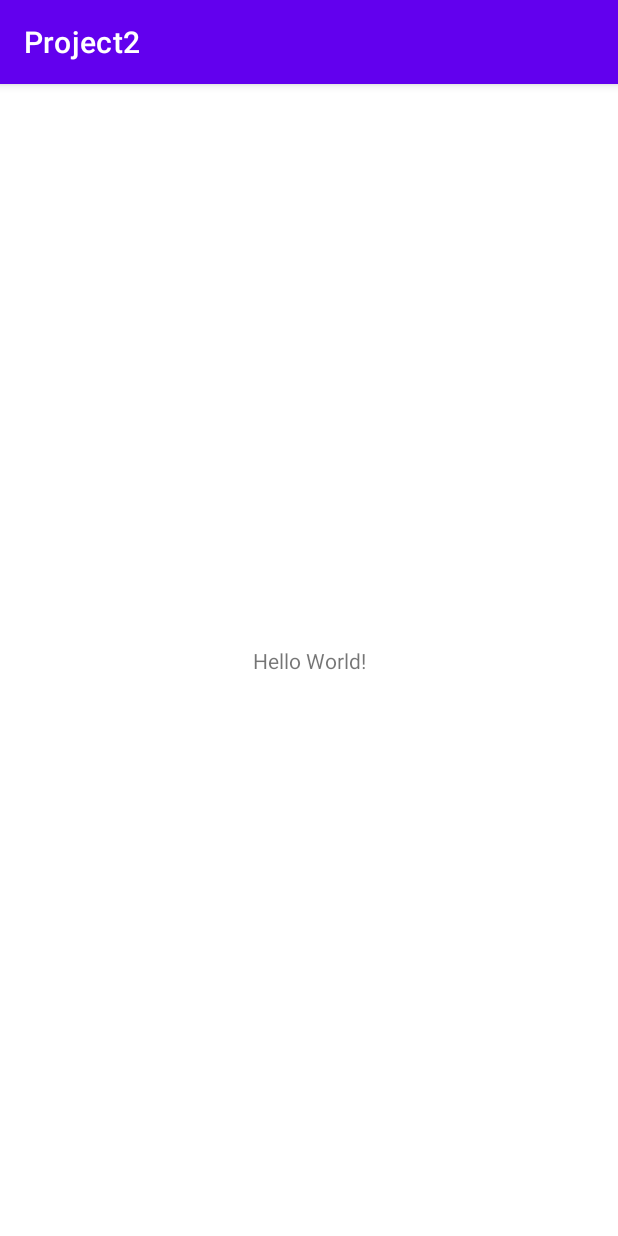
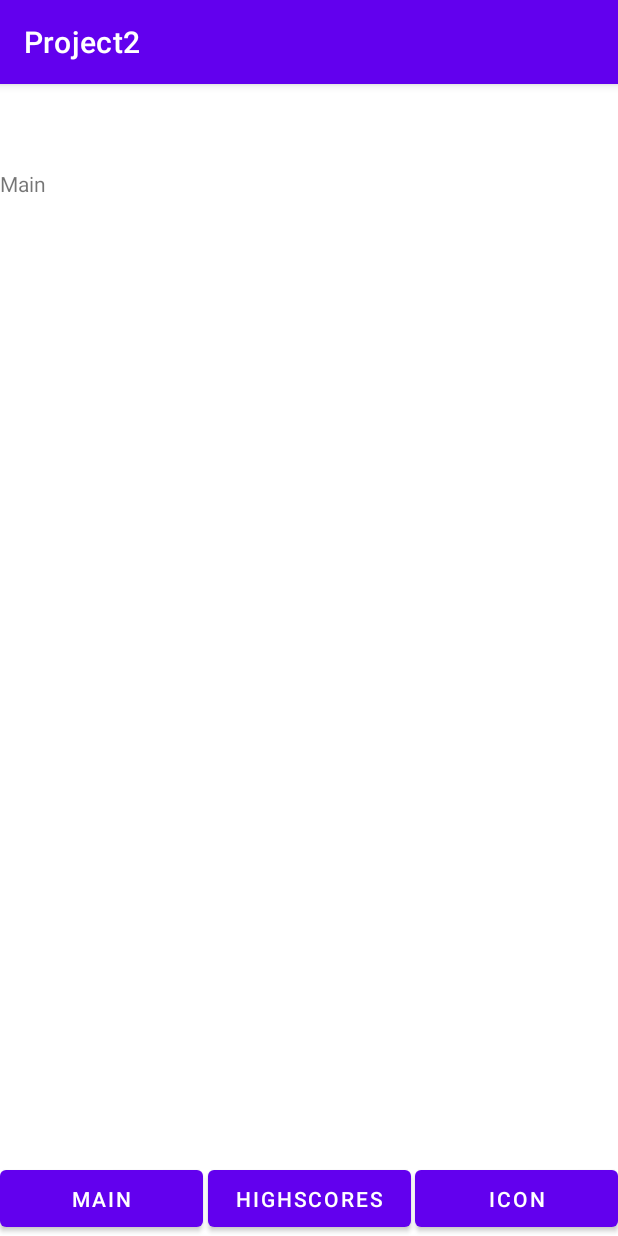
Before and after one commit to jpaffrat/Project_2, an Android app: the screen it shows after launch (MainActivity), on a phone screen of 412 x 824 dp. Run offline under Robolectric (Android 15) with nearby library versions, the light colour scheme and no system bars; libraries missing offline, so code that uses them is left out: androidx.camera.view.

Commit message:
Main Activity fragments are set up with navigation Camera on Icon fragment is working gradle and manifest changed

```diff
--- a/app/src/main/java/com/example/project2/MainActivity.java
+++ b/app/src/main/java/com/example/project2/MainActivity.java
@@ -1,14 +1,45 @@
 package com.example.project2;
 
 import androidx.appcompat.app.AppCompatActivity;
+import androidx.camera.view.PreviewView;
+import androidx.fragment.app.Fragment;
+import androidx.fragment.app.FragmentContainerView;
+import androidx.fragment.app.FragmentManager;
+
 
 import android.os.Bundle;
+import android.view.View;
 
 public class MainActivity extends AppCompatActivity {
+    private FragmentManager fragmentManager;
+
 
     @Override
     protected void onCreate(Bundle savedInstanceState) {
         super.onCreate(savedInstanceState);
         setContentView(R.layout.activity_main);
+
+
+    }
+    @Override
+    protected void onResume(){
+        super.onResume();
+        loadFragment(new MainFragment());
+    }
+
+    public void onIconClicked(View view){
+        loadFragment(new IconFragment());
+    }
+    public void onHighscoresClicked(View view){
+        loadFragment(new HighscoreFragment());
+    }
+    public void onMainClicked(View view){
+        loadFragment(new MainFragment());
+    }
+    public void loadFragment(Fragment fragment){
+        FragmentManager fragmentManager = getSupportFragmentManager();
+        fragmentManager.beginTransaction()
+                .replace(R.id.frameLayout,fragment)
+                .commit();
     }
 }
--- a/app/src/main/res/layout/activity_main.xml
+++ b/app/src/main/res/layout/activity_main.xml
@@ -6,13 +6,42 @@
     android:layout_height="match_parent"
     tools:context=".MainActivity">
 
-    <TextView
-        android:layout_width="wrap_content"
-        android:layout_height="wrap_content"
-        android:text="Hello World!"
+    <FrameLayout
+        android:id="@+id/frameLayout"
+        android:layout_width="match_parent"
+        android:layout_height="615dp"
+        android:layout_marginTop="10dp"
+        app:layout_constraintBottom_toTopOf="@+id/button3"
+        app:layout_constraintEnd_toEndOf="parent"
+        app:layout_constraintTop_toTopOf="parent">
+
+    </FrameLayout>
+
+    <Button
+        android:id="@+id/button"
+        android:layout_width="135dp"
+        android:layout_height="50dp"
+        android:onClick="onMainClicked"
+        android:text="Main"
         app:layout_constraintBottom_toBottomOf="parent"
-        app:layout_constraintLeft_toLeftOf="parent"
-        app:layout_constraintRight_toRightOf="parent"
-        app:layout_constraintTop_toTopOf="parent" />
+        app:layout_constraintStart_toStartOf="parent" />
 
+    <Button
+        android:id="@+id/button3"
+        android:layout_width="135dp"
+        android:layout_height="50dp"
+        android:onClick="onHighscoresClicked"
+        android:text="Highscores"
+        app:layout_constraintBottom_toBottomOf="parent"
+        app:layout_constraintEnd_toStartOf="@+id/button4"
+        app:layout_constraintStart_toEndOf="@+id/button" />
+
+    <Button
+        android:id="@+id/button4"
+        android:layout_width="135dp"
+        android:layout_height="50dp"
+        android:onClick="onIconClicked"
+        android:text="Icon"
+        app:layout_constraintBottom_toBottomOf="parent"
+        app:layout_constraintEnd_toEndOf="parent" />
 </androidx.constraintlayout.widget.ConstraintLayout>
--- a/app/src/main/res/layout/highscore_fragment.xml
+++ b/app/src/main/res/layout/highscore_fragment.xml
@@ -8,6 +8,6 @@
     <TextView
         android:layout_width="match_parent"
         android:layout_height="match_parent"
-        android:text="Hello" />
+        android:text="HighScore" />
 
 </FrameLayout>
--- a/app/src/main/res/layout/main_fragment.xml
+++ b/app/src/main/res/layout/main_fragment.xml
@@ -8,6 +8,6 @@
     <TextView
         android:layout_width="match_parent"
         android:layout_height="match_parent"
-        android:text="Hello" />
+        android:text="Main" />
 
 </FrameLayout>
```
Also changed, not shown: app/build.gradle (+8 -1 lines), app/src/main/AndroidManifest.xml (+8 -2 lines), app/src/main/java/com/example/project2/IconFragment.java (+71 -2 lines), app/src/main/res/layout/icon_fragment.xml (+22 -4 lines).
